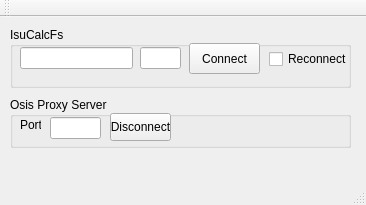
Before: the Qt Designer form OsisProxy/mainwindow.ui in omishukov/dsu_osis, drawn with Qt 5.
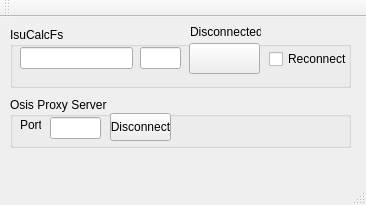
After: the same form once the commit is applied.

Diff of the .ui file:
```diff
--- a/OsisProxy/mainwindow.ui
+++ b/OsisProxy/mainwindow.ui
@@ -56,7 +56,7 @@
       </rect>
      </property>
      <property name="text">
-      <string>Connect</string>
+      <string/>
      </property>
     </widget>
     <widget class="QCheckBox" name="Reconnect_CB">
@@ -129,8 +129,8 @@
       <rect>
        <x>170</x>
        <y>20</y>
-       <width>105</width>
-       <height>14</height>
+       <width>161</width>
+       <height>16</height>
       </rect>
      </property>
      <layout class="QHBoxLayout" name="horizontalLayout">
@@ -187,6 +187,19 @@
      </layout>
     </widget>
    </widget>
+   <widget class="QLabel" name="IsuCalcLinkStatus">
+    <property name="geometry">
+     <rect>
+      <x>190</x>
+      <y>7</y>
+      <width>71</width>
+      <height>16</height>
+     </rect>
+    </property>
+    <property name="text">
+     <string>Disconnected</string>
+    </property>
+   </widget>
   </widget>
   <widget class="QMenuBar" name="menuBar">
    <property name="geometry">
```
Left out of the diff: 10 changed lines with no effect on the pictures.
